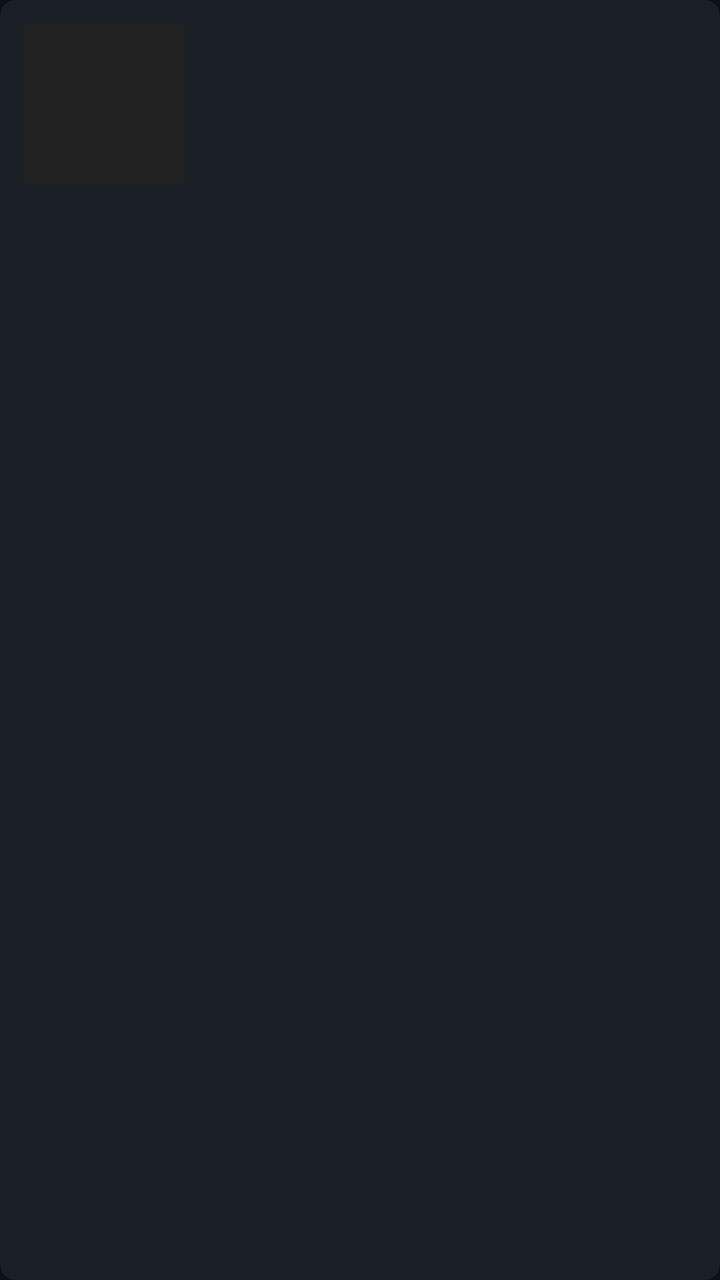
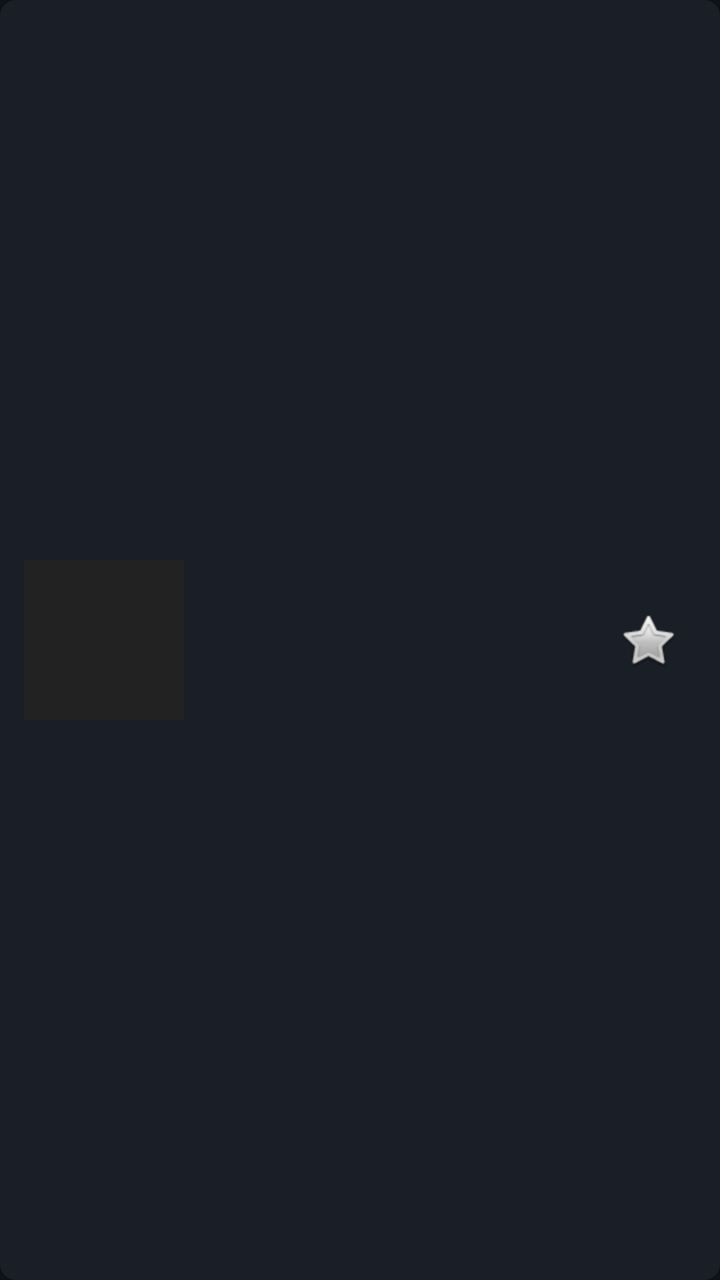

Before-and-after screenshots of an Android layout around one commit, followed by the original layout XML and the change that was made.
<!-- AndroidManifest.xml: application theme Theme.TVPlayer -->
<!-- res/layout/item_channel.xml -->
<?xml version="1.0" encoding="utf-8"?>
<LinearLayout xmlns:android="http://schemas.android.com/apk/res/android"
    android:layout_width="match_parent"
    android:layout_height="wrap_content"
    android:orientation="horizontal"
    android:padding="12dp"
    android:focusable="true"
    android:focusableInTouchMode="true"
    android:background="@drawable/tile_selector"
    android:clickable="true"
    android:layout_marginBottom="4dp">

    <ImageView
        android:id="@+id/logo"
        android:layout_width="80dp"
        android:layout_height="80dp"
        android:scaleType="centerCrop"
        android:background="#222222" />

    <TextView
        android:id="@+id/name"
        android:layout_width="0dp"
        android:layout_height="80dp"
        android:layout_weight="1"
        android:paddingStart="16dp"
        android:paddingEnd="8dp"
        android:gravity="center_vertical"
        android:textColor="@color/text"
        android:textSize="18sp"
        android:textStyle="bold"
        android:maxLines="1"
        android:ellipsize="end" />
</LinearLayout>
<!-- resources referenced by this layout -->
<resources>
  <color name="text">#FFFFFFFF</color>
  <!-- drawable tile_selector (drawable) -->
  <?xml version="1.0" encoding="utf-8"?>
  <selector xmlns:android="http://schemas.android.com/apk/res/android">
      <item android:state_focused="true">
          <shape android:shape="rectangle">
              <solid android:color="@color/tile_bg" />
              <stroke android:width="3dp" android:color="@color/tile_focus" />
              <corners android:radius="8dp" />
          </shape>
      </item>
      <item>
          <shape android:shape="rectangle">
              <solid android:color="@color/tile_bg" />
              <corners android:radius="8dp" />
          </shape>
      </item>
  </selector>
  <style name="Theme.TVPlayer" parent="Theme.AppCompat.NoActionBar">
          <item name="android:windowBackground">@color/bg</item>
          <item name="android:statusBarColor">@color/bg</item>
          <item name="android:navigationBarColor">@color/bg</item>
          <item name="android:textColor">@color/text</item>
      </style>
  <color name="tile_bg">#FF1A1F27</color>
  <color name="tile_focus">#FF3B82F6</color>
  <color name="bg">#FF0E1116</color>
</resources>

<!-- the commit's change to res/layout/item_channel.xml (unified diff, before → after) -->
@@ -8,19 +8,18 @@
     android:focusableInTouchMode="true"
     android:background="@drawable/tile_selector"
     android:clickable="true"
-    android:layout_marginBottom="4dp">
-
+    android:layout_marginBottom="4dp"
+    android:gravity="center_vertical">
     <ImageView
         android:id="@+id/logo"
         android:layout_width="80dp"
         android:layout_height="80dp"
         android:scaleType="centerCrop"
         android:background="#222222" />
-
     <TextView
         android:id="@+id/name"
         android:layout_width="0dp"
-        android:layout_height="80dp"
+        android:layout_height="wrap_content"
         android:layout_weight="1"
         android:paddingStart="16dp"
         android:paddingEnd="8dp"
@@ -28,6 +27,15 @@
         android:textColor="@color/text"
         android:textSize="18sp"
         android:textStyle="bold"
-        android:maxLines="1"
+        android:maxLines="2"
         android:ellipsize="end" />
+    <ImageView
+        android:id="@+id/btnFav"
+        android:layout_width="48dp"
+        android:layout_height="48dp"
+        android:padding="8dp"
+        android:src="@android:drawable/btn_star_big_off"
+        android:clickable="true"
+        android:focusable="true"
+        android:background="?attr/selectableItemBackgroundBorderless" />
 </LinearLayout>
